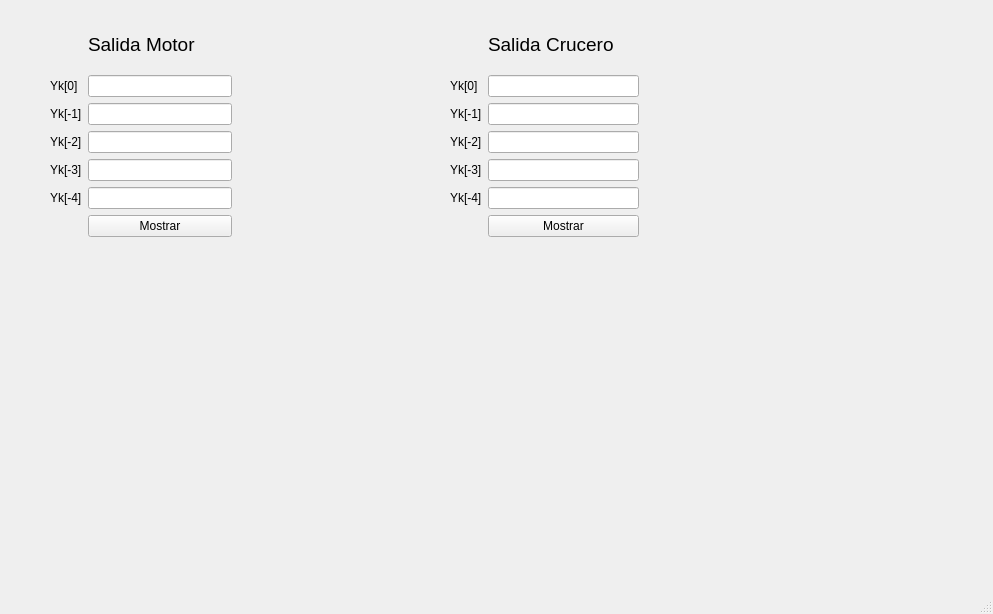
Before: the Qt Designer form mainwindow.ui in rucoma00/Discr_Loops_Simulator, drawn with Qt 5.
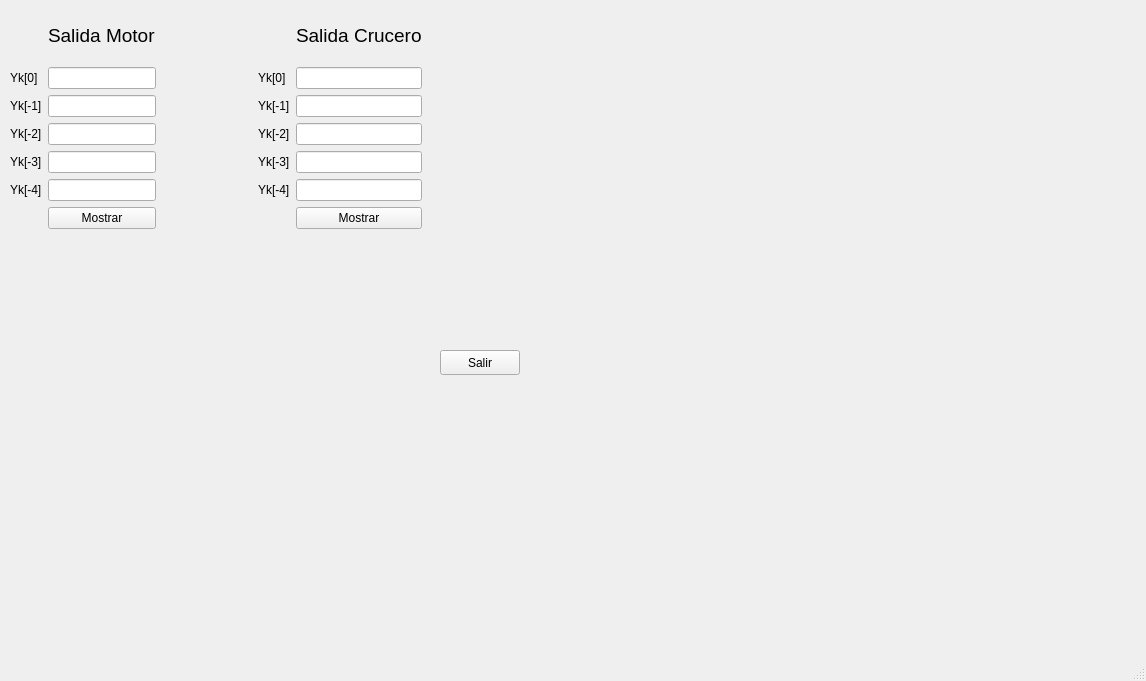
After: the same form once the commit is applied.

Commit message: Modificación en la tabla donde se muestran los valores

The edit to the form file:
```diff
--- a/mainwindow.ui
+++ b/mainwindow.ui
@@ -6,8 +6,8 @@
    <rect>
     <x>0</x>
     <y>0</y>
-    <width>993</width>
-    <height>614</height>
+    <width>1146</width>
+    <height>681</height>
    </rect>
   </property>
   <property name="font">
@@ -19,16 +19,155 @@
   <property name="windowTitle">
    <string>MainWindow</string>
   </property>
+  <property name="iconSize">
+   <size>
+    <width>30</width>
+    <height>30</height>
+   </size>
+  </property>
+  <property name="toolButtonStyle">
+   <enum>Qt::ToolButtonIconOnly</enum>
+  </property>
   <widget class="QWidget" name="centralwidget">
-   <widget class="QWidget" name="layoutWidget">
+   <widget class="QPushButton" name="PB_salir">
     <property name="geometry">
      <rect>
-      <x>450</x>
-      <y>20</y>
-      <width>189</width>
-      <height>217</height>
+      <x>440</x>
+      <y>350</y>
+      <width>80</width>
+      <height>25</height>
      </rect>
     </property>
+    <property name="text">
+     <string>Salir</string>
+    </property>
+   </widget>
+   <widget class="QWidget" name="">
+    <property name="geometry">
+     <rect>
+      <x>10</x>
+      <y>10</y>
+      <width>412</width>
+      <height>219</height>
+     </rect>
+    </property>
+    <layout class="QHBoxLayout" name="Salidas_float">
+     <item>
+      <layout class="QGridLayout" name="G_m">
+       <item row="7" column="1">
+        <widget class="QPushButton" name="PB_ykm">
+         <property name="text">
+          <string>Mostrar</string>
+         </property>
+        </widget>
+       </item>
+       <item row="2" column="0">
+        <widget class="QLabel" name="L_yk0m">
+         <property name="autoFillBackground">
+          <bool>false</bool>
+         </property>
+         <property name="text">
+          <string>Yk[0]</string>
+         </property>
+        </widget>
+       </item>
+       <item row="6" column="1">
+        <widget class="QLineEdit" name="LE_yk4m">
+         <property name="readOnly">
+          <bool>true</bool>
+         </property>
+        </widget>
+       </item>
+       <item row="6" column="0">
+        <widget class="QLabel" name="L_yk4m">
+         <property name="text">
+          <string>Yk[-4]</string>
+         </property>
+        </widget>
+       </item>
+       <item row="3" column="1">
+        <widget class="QLineEdit" name="LE_yk1m">
+         <property name="readOnly">
+          <bool>true</bool>
+         </property>
+        </widget>
+       </item>
+       <item row="4" column="1">
+        <widget class="QLineEdit" name="LE_yk2m">
+         <property name="readOnly">
+          <bool>true</bool>
+         </property>
+        </widget>
+       </item>
+       <item row="5" column="0">
+        <widget class="QLabel" name="L_yk3m">
+         <property name="text">
+          <string>Yk[-3]</string>
+         </property>
+        </widget>
+       </item>
+       <item row="4" column="0">
+        <widget class="QLabel" name="L_yk2m">
+         <property name="text">
+          <string>Yk[-2]</string>
+         </property>
+        </widget>
+       </item>
+       <item row="2" column="1">
+        <widget class="QLineEdit" name="LE_yk0m">
+         <property name="readOnly">
+          <bool>true</bool>
+         </property>
+        </widget>
+       </item>
+       <item row="3" column="0">
+        <widget class="QLabel" name="L_yk1m">
+         <property name="text">
+          <string>Yk[-1]</string>
+         </property>
+        </widget>
+       </item>
+       <item row="5" column="1">
+        <widget class="QLineEdit" name="LE_yk3m">
+         <property name="readOnly">
+          <bool>true</bool>
+         </property>
+        </widget>
+       </item>
+       <item row="1" column="1">
+        <widget class="QLabel" name="L_ykm">
+         <property name="font">
+          <font>
+           <pointsize>14</pointsize>
+           <weight>50</weight>
+           <bold>false</bold>
+           <underline>false</underline>
+           <strikeout>false</strikeout>
+           <stylestrategy>PreferDefault</stylestrategy>
+           <kerning>false</kerning>
+          </font>
+         </property>
+         <property name="text">
+          <string>Salida Motor</string>
+         </property>
+        </widget>
+       </item>
+      </layout>
+     </item>
+     <item>
+      <spacer name="horizontalSpacer">
+       <property name="orientation">
+        <enum>Qt::Horizontal</enum>
+       </property>
+       <property name="sizeHint" stdset="0">
+        <size>
+         <width>38</width>
+         <height>38</height>
+        </size>
+       </property>
+      </spacer>
+     </item>
+     <item>
     <layout class="QGridLayout" name="G_c">
      <item row="2" column="0">
       <widget class="QLabel" name="L_yk1c">
@@ -129,114 +268,6 @@
       </widget>
      </item>
     </layout>
-   </widget>
-   <widget class="QWidget" name="">
-    <property name="geometry">
-     <rect>
-      <x>50</x>
-      <y>20</y>
-      <width>182</width>
-      <height>217</height>
-     </rect>
-    </property>
-    <layout class="QGridLayout" name="G_m">
-     <item row="2" column="0">
-      <widget class="QLabel" name="L_yk1m">
-       <property name="text">
-        <string>Yk[-1]</string>
-       </property>
-      </widget>
-     </item>
-     <item row="4" column="0">
-      <widget class="QLabel" name="L_yk3m">
-       <property name="text">
-        <string>Yk[-3]</string>
-       </property>
-      </widget>
-     </item>
-     <item row="1" column="0">
-      <widget class="QLabel" name="L_yk0m">
-       <property name="autoFillBackground">
-        <bool>false</bool>
-       </property>
-       <property name="text">
-        <string>Yk[0]</string>
-       </property>
-      </widget>
-     </item>
-     <item row="4" column="1">
-      <widget class="QLineEdit" name="LE_yk3m">
-       <property name="readOnly">
-        <bool>true</bool>
-       </property>
-      </widget>
-     </item>
-     <item row="0" column="1">
-      <widget class="QLabel" name="L_ykm">
-       <property name="font">
-        <font>
-         <pointsize>14</pointsize>
-         <weight>50</weight>
-         <bold>false</bold>
-         <underline>false</underline>
-         <strikeout>false</strikeout>
-         <stylestrategy>PreferDefault</stylestrategy>
-         <kerning>false</kerning>
-        </font>
-       </property>
-       <property name="text">
-        <string>Salida Motor</string>
-       </property>
-      </widget>
-     </item>
-     <item row="2" column="1">
-      <widget class="QLineEdit" name="LE_yk1m">
-       <property name="readOnly">
-        <bool>true</bool>
-       </property>
-      </widget>
-     </item>
-     <item row="1" column="1">
-      <widget class="QLineEdit" name="LE_yk0m">
-       <property name="readOnly">
-        <bool>true</bool>
-       </property>
-      </widget>
-     </item>
-     <item row="3" column="1">
-      <widget class="QLineEdit" name="LE_yk2m">
-       <property name="readOnly">
-        <bool>true</bool>
-       </property>
-      </widget>
-     </item>
-     <item row="3" column="0">
-      <widget class="QLabel" name="L_yk2m">
-       <property name="text">
-        <string>Yk[-2]</string>
-       </property>
-      </widget>
-     </item>
-     <item row="5" column="1">
-      <widget class="QLineEdit" name="LE_yk4m">
-       <property name="readOnly">
-        <bool>true</bool>
-       </property>
-      </widget>
-     </item>
-     <item row="5" column="0">
-      <widget class="QLabel" name="L_yk4m">
-       <property name="text">
-        <string>Yk[-4]</string>
-       </property>
-      </widget>
-     </item>
-     <item row="6" column="1">
-      <widget class="QPushButton" name="PB_ykm">
-       <property name="text">
-        <string>Mostrar</string>
-       </property>
-      </widget>
      </item>
     </layout>
    </widget>
```
Left out of the diff: 21 changed lines with no effect on the pictures. Lines whose indentation alone changed are shown as unchanged.
